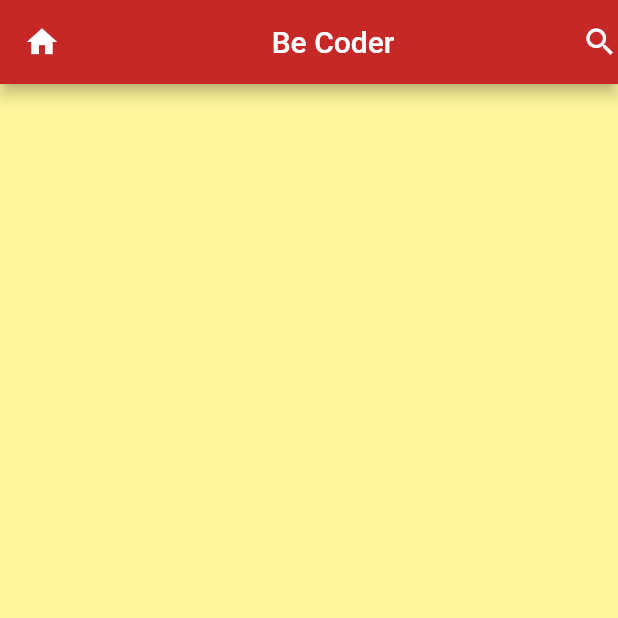
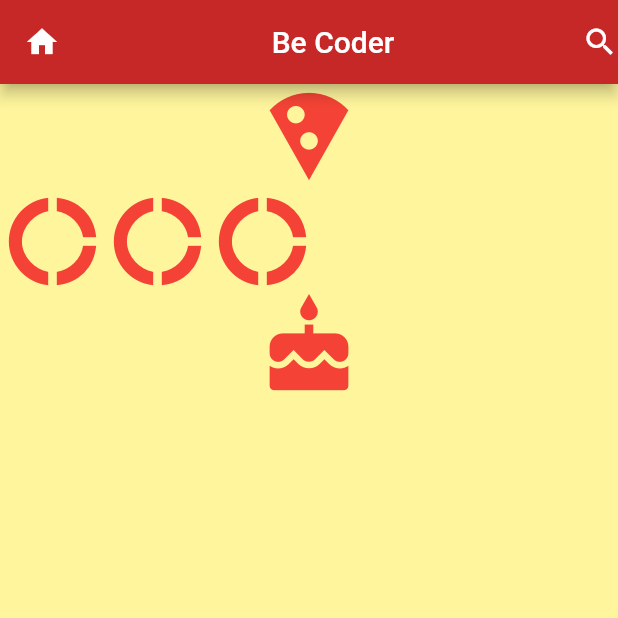
Before and after one commit to w4ndry/learn_flutter_app, a Flutter app: the screen it shows after launch, on a phone screen of 412 x 824 dp, the top half of it. Run offline on Flutter 3.47's test engine with Material 2 defaults, Android fonts, the phone set to English and light mode, and no system bars.

Commit message:
add layout row and column

```diff
--- a/lib/main.dart
+++ b/lib/main.dart
@@ -2,9 +2,11 @@ import 'package:flutter/material.dart';
 import './src/HelloWorld.dart' as hello;
 import './src/StyleTextIcon.dart' as style;
 import './src/AppBar.dart' as appBar;
+import './src/LayoutRowAndColumn.dart' as layout;
+
 void main() {
   runApp(new MaterialApp(
     title: 'Be Coder App',
-    home: appBar.AppBarApp(),
+    home: layout.LayoutRowAndColumn(),
   ));
 }
--- /dev/null
+++ b/lib/src/LayoutRowAndColumn.dart
@@ -0,0 +1,37 @@
+import 'package:flutter/material.dart';
+
+class LayoutRowAndColumn extends StatelessWidget {
+  @override
+  Widget build(BuildContext context) {
+    return new Scaffold(
+      backgroundColor: Colors.yellow[200],
+      appBar: new AppBar(
+        backgroundColor: Colors.red[800],
+        leading: new Icon(Icons.home),
+        title: new Center(
+          child: new Text('Be Coder'),
+        ),
+        actions: <Widget>[new Icon(Icons.search)],
+      ),
+      body: new Container(
+        child: new Column(
+          children: <Widget>[
+            new Icon(
+              Icons.local_pizza,
+              size: 70.0,
+              color: Colors.red,
+            ),
+            new Row(
+              children: <Widget>[
+                new Icon(Icons.donut_large, size: 70.0, color: Colors.red,),
+                new Icon(Icons.donut_large, size: 70.0, color: Colors.red,),
+                new Icon(Icons.donut_large, size: 70.0, color: Colors.red,),
+              ],
+            ),
+            new Icon(Icons.cake, size: 70.0, color: Colors.red)
+          ],
+        ),
+      ),
+    );
+  }
+}
```
